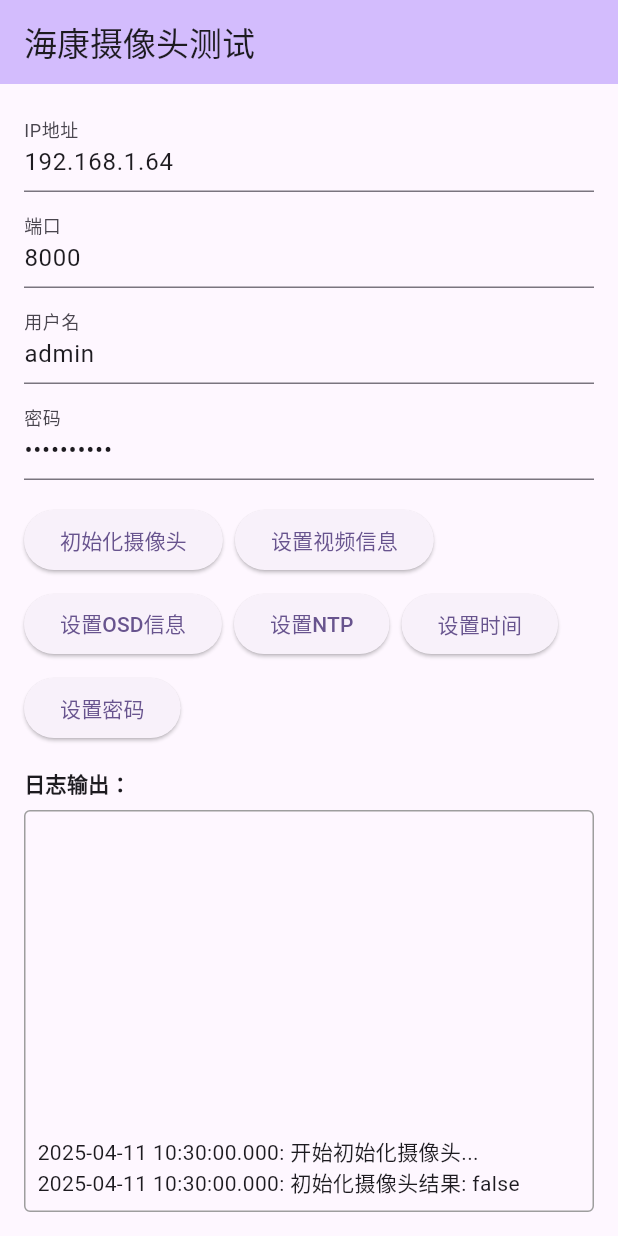
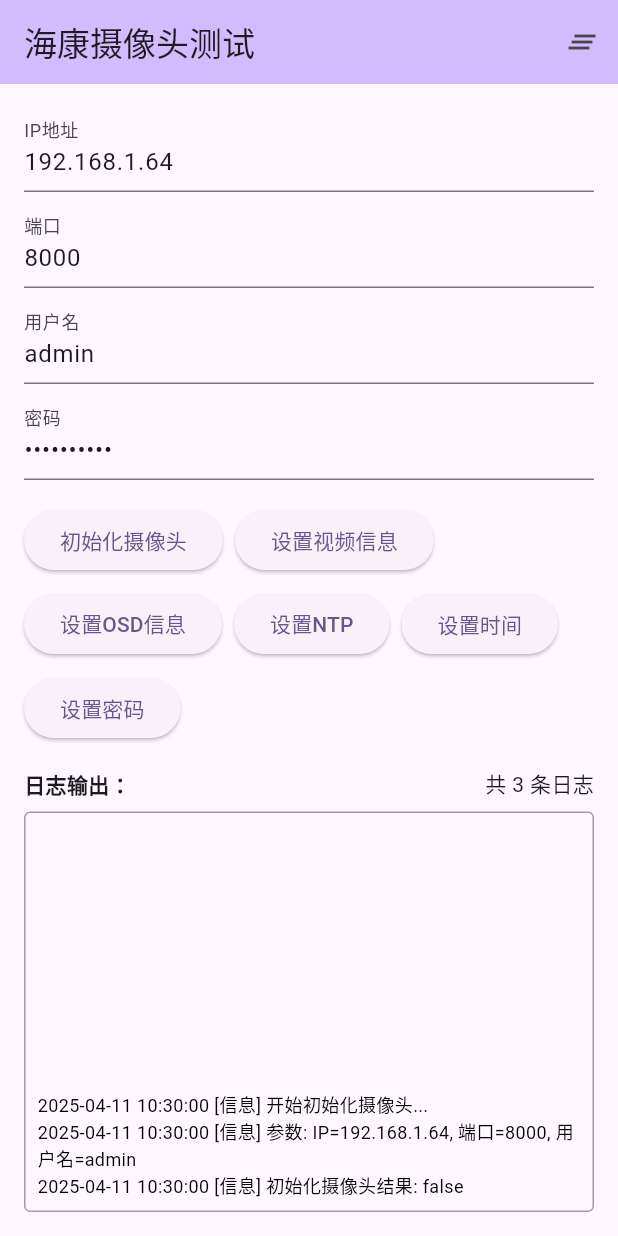
Before and after one commit to chdown/hk_flutter, a Flutter app: the screen it shows after launch, after a tap on "初始化摄像头", on a phone screen of 412 x 824 dp. Run offline on Flutter 3.47's test engine with Material 3 defaults, Android fonts, the phone set to English and light mode, and no system bars; our stand-ins replace plugin_platform_interface.

Commit message:
feat(example): 优化日志输出功能
- 为 _addLog 函数添加 isError 参数，用于区分错误日志
- 在日志输出区域添加日志数量显示- 添加清除日志功能
- 优化日志显示样式，错误日志以红色显示
- 在初始化摄像头和设置密码时添加参数日志输出

```diff
--- a/example/lib/main.dart
+++ b/example/lib/main.dart
@@ -38,15 +38,21 @@ class _MyHomePageState extends State<MyHomePage> {
   final _userNameController = TextEditingController(text: 'admin');
   final _passwordController = TextEditingController(text: 'admin12345');
 
-  void _addLog(String log) {
+  void _addLog(String log, {bool isError = false}) {
     setState(() {
-      _logs.insert(0, '${DateTime.now().toString()}: $log');
+      final timestamp = DateTime.now().toString().split('.').first;
+      final prefix = isError ? '[错误] ' : '[信息] ';
+      final logMessage = '$timestamp $prefix$log';
+      _logs.insert(0, logMessage);
+      // 同时打印到控制台
+      print(logMessage);
     });
   }
 
   Future<void> _initCamera() async {
     try {
       _addLog('开始初始化摄像头...');
+      _addLog('参数: IP=${_ipController.text}, 端口=${_portController.text}, 用户名=${_userNameController.text}');
       final result = await _hkFlutter.initCamera(
         ip: _ipController.text,
         port: _portController.text,
@@ -55,7 +61,7 @@ class _MyHomePageState extends State<MyHomePage> {
       );
       _addLog('初始化摄像头结果: $result');
     } catch (e) {
-      _addLog('初始化摄像头失败: $e');
+      _addLog('初始化摄像头失败: $e', isError: true);
     }
   }
 
@@ -65,7 +71,7 @@ class _MyHomePageState extends State<MyHomePage> {
       final result = await _hkFlutter.setVideoInfo();
       _addLog('设置视频信息结果: $result');
     } catch (e) {
-      _addLog('设置视频信息失败: $e');
+      _addLog('设置视频信息失败: $e', isError: true);
     }
   }
 
@@ -75,7 +81,7 @@ class _MyHomePageState extends State<MyHomePage> {
       final result = await _hkFlutter.setOSDInfo();
       _addLog('设置OSD信息结果: $result');
     } catch (e) {
-      _addLog('设置OSD信息失败: $e');
+      _addLog('设置OSD信息失败: $e', isError: true);
     }
   }
 
@@ -85,7 +91,7 @@ class _MyHomePageState extends State<MyHomePage> {
       final result = await _hkFlutter.setNtp();
       _addLog('设置NTP结果: $result');
     } catch (e) {
-      _addLog('设置NTP失败: $e');
+      _addLog('设置NTP失败: $e', isError: true);
     }
   }
 
@@ -95,21 +101,28 @@ class _MyHomePageState extends State<MyHomePage> {
       final result = await _hkFlutter.setTime();
       _addLog('设置时间结果: $result');
     } catch (e) {
-      _addLog('设置时间失败: $e');
+      _addLog('设置时间失败: $e', isError: true);
     }
   }
 
   Future<void> _setPwd() async {
     try {
       _addLog('开始设置密码...');
+      _addLog('参数: 用户名=${_userNameController.text}');
       final result = await _hkFlutter.setPwd(
         userName: _userNameController.text,
         pwd: _passwordController.text,
       );
       _addLog('设置密码结果: $result');
     } catch (e) {
-      _addLog('设置密码失败: $e');
+      _addLog('设置密码失败: $e', isError: true);
     }
+  }
+
+  void _clearLogs() {
+    setState(() {
+      _logs.clear();
+    });
   }
 
   @override
@@ -118,6 +131,13 @@ class _MyHomePageState extends State<MyHomePage> {
       appBar: AppBar(
         backgroundColor: Theme.of(context).colorScheme.inversePrimary,
         title: Text(widget.title),
+        actions: [
+          IconButton(
+            icon: const Icon(Icons.clear_all),
+            onPressed: _clearLogs,
+            tooltip: '清除日志',
+          ),
+        ],
       ),
       body: Padding(
         padding: const EdgeInsets.all(16.0),
@@ -176,7 +196,13 @@ class _MyHomePageState extends State<MyHomePage> {
               ],
             ),
             const SizedBox(height: 16),
-            const Text('日志输出：', style: TextStyle(fontWeight: FontWeight.bold)),
+            Row(
+              children: [
+                const Text('日志输出：', style: TextStyle(fontWeight: FontWeight.bold)),
+                const Spacer(),
+                Text('共 ${_logs.length} 条日志'),
+              ],
+            ),
             const SizedBox(height: 8),
             Expanded(
               child: Container(
@@ -189,7 +215,15 @@ class _MyHomePageState extends State<MyHomePage> {
                   reverse: true,
                   itemCount: _logs.length,
                   itemBuilder: (context, index) {
-                    return Text(_logs[index]);
+                    final log = _logs[index];
+                    final isError = log.contains('[错误]');
+                    return Text(
+                      log,
+                      style: TextStyle(
+                        color: isError ? Colors.red : Colors.black,
+                        fontSize: 12,
+                      ),
+                    );
                   },
                 ),
               ),
```
